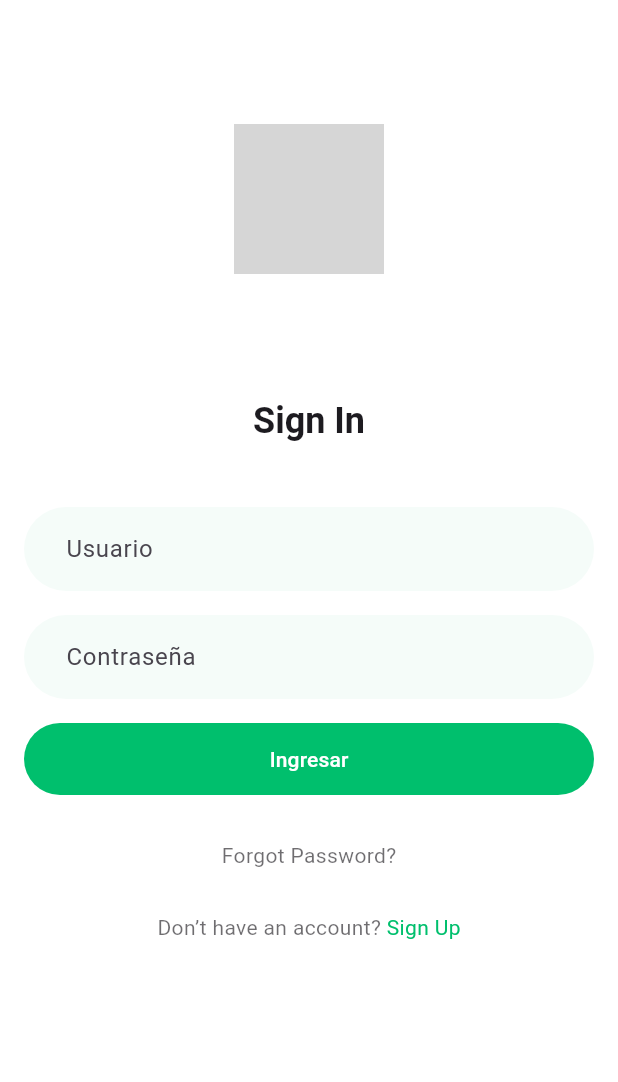
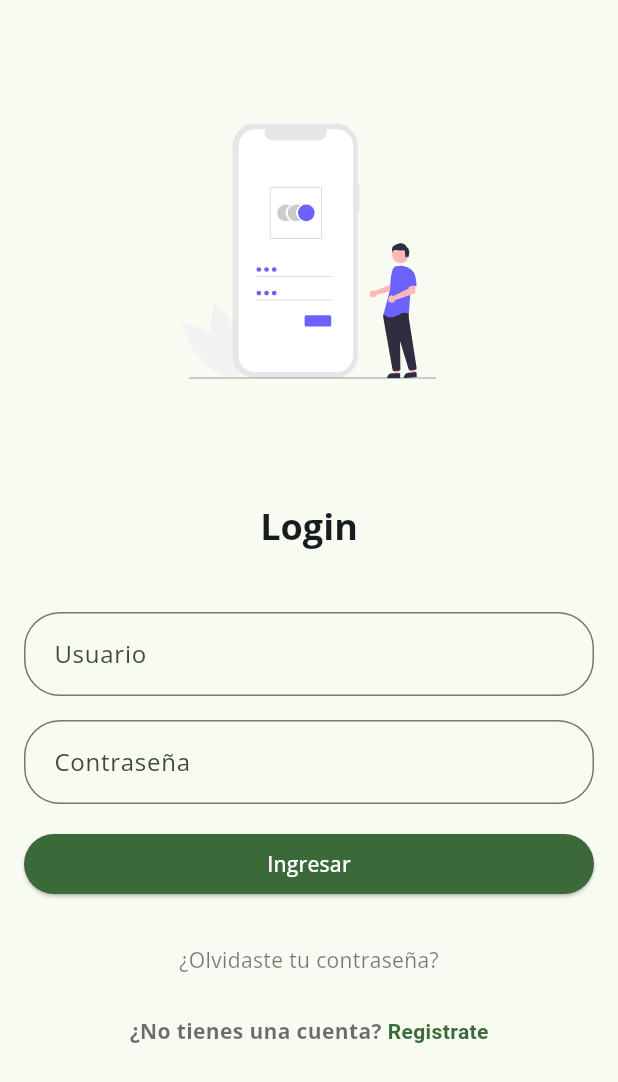
Before and after one commit to carlospsarmiento/CleanArchitecture_Flutter_Ecommerce, a Flutter app: the screen it shows after launch, on a phone screen of 412 x 824 dp. Shown: the top 1082 px of the screen. Run offline on Flutter 3.47's test engine with Material 3 defaults, Android fonts, the phone set to English and light mode, and no system bars; our stand-ins replace dartz, dio, equatable, flutter_bloc, flutter_svg, get_it and 1 more; grey boxes are pictures that could not be loaded.

Commit message:
login design

```diff
--- /dev/null
+++ b/devtools_options.yaml
@@ -0,0 +1,3 @@
+description: This file stores settings for Dart & Flutter DevTools.
+documentation: https://docs.flutter.dev/tools/devtools/extensions#configure-extension-enablement-states
+extensions:
--- a/lib/features/auth/presentation/screens/login_screen.dart
+++ b/lib/features/auth/presentation/screens/login_screen.dart
@@ -1,4 +1,5 @@
 import 'package:flutter/material.dart';
+import 'package:flutter_svg/flutter_svg.dart';
 
 class LoginScreen extends StatelessWidget {
   final _formKey = GlobalKey<FormState>();
@@ -7,44 +8,61 @@ class LoginScreen extends StatelessWidget {
 
   @override
   Widget build(BuildContext context) {
+
+    final screenHeight = MediaQuery.of(context).size.height;
+
     return Scaffold(
-      backgroundColor: Colors.white,
       body: SafeArea(
-        child: LayoutBuilder(
-          builder: (context, constraints) {
-            return SingleChildScrollView(
+        child: SingleChildScrollView(
               padding: const EdgeInsets.symmetric(horizontal: 16.0),
               child: Column(
                 children: [
-                  SizedBox(height: constraints.maxHeight * 0.1),
+                  /*
+                  FilledButton(
+                      onPressed: (){},
+                      child: Text("FilledButton")
+                  ),
+                  OutlinedButton(
+                      onPressed: (){},
+                      child: Text("OutlinedButton")),
+                  ElevatedButton(
+                    onPressed: (){},
+                    style: ElevatedButton.styleFrom(
+                        backgroundColor: Colors.white70,
+                        elevation: 1
+                    ),
+                    child: Text("ElevatedButton"),
+                  ),
+                  Switch(
+                      value: false,
+                      onChanged: (value){}),
+                  */
+                  SizedBox(height: screenHeight * 0.1),
                   _widgetLogo(),
-                  SizedBox(height: constraints.maxHeight * 0.1),
+                  SizedBox(height: screenHeight * 0.1),
                   _widgetTitle(context),
-                  SizedBox(height: constraints.maxHeight * 0.05),
+                  SizedBox(height: screenHeight * 0.05),
                   _widgetForm(context)
                 ],
               ),
-            );
-          },
+            )
         ),
-      ),
-    );
+      );
   }
 
   Widget _widgetLogo(){
-    return Image.network(
-      "https://i.postimg.cc/nz0YBQcH/Logo-light.png",
-      height: 100,
+    return SvgPicture.asset(
+      "assets/svg/img_login.svg",
+      height: 170
     );
   }
 
   Widget _widgetTitle(BuildContext context){
     return Text(
-      "Sign In",
-      style: Theme.of(context)
-          .textTheme
-          .headlineSmall!
-          .copyWith(fontWeight: FontWeight.bold),
+        "Login",
+        style: Theme.of(context).textTheme.headlineSmall!.copyWith(
+         fontWeight: FontWeight.bold
+        ),
     );
   }
 
@@ -53,116 +71,140 @@ class LoginScreen extends StatelessWidget {
       key: _formKey,
       child: Column(
         children: [
-          _widgetTextFieldUsername(),
-          Padding(
-            padding: const EdgeInsets.symmetric(vertical: 16.0),
-            child: _widgetTextFieldPassword()
-          ),
-          _widgetButtonSignIn(),
+          _widgetTextFieldUsername(context),
           const SizedBox(height: 16.0),
-          TextButton(
-            onPressed: () {},
-            child: Text(
-              'Forgot Password?',
-              style: Theme.of(context)
-                  .textTheme
-                  .bodyMedium!
-                  .copyWith(
-                color: Theme.of(context)
-                    .textTheme
-                    .bodyLarge!
-                    .color!
-                    .withOpacity(0.64),
-              ),
-            ),
-          ),
-          TextButton(
-            onPressed: () {},
-            child: Text.rich(
-              const TextSpan(
-                text: "Don’t have an account? ",
-                children: [
-                  TextSpan(
-                    text: "Sign Up",
-                    style: TextStyle(color: Color(0xFF00BF6D)),
-                  ),
-                ],
-              ),
-              style: Theme.of(context)
-                  .textTheme
-                  .bodyMedium!
-                  .copyWith(
-                color: Theme.of(context)
-                    .textTheme
-                    .bodyLarge!
-                    .color!
-                    .withOpacity(0.64),
-              ),
-            ),
-          ),
+          _widgetTextFieldPassword(context),
+          const SizedBox(height: 16.0),
+          _widgetButtonSignIn(context),
+          const SizedBox(height: 16.0),
+          _widgetTextButtonForgotPassword(context),
+          _widgetTextButtonSignUp(context)
         ],
       ),
     );
   }
 
-  Widget _widgetTextFieldUsername(){
+  Widget _widgetTextFieldUsername(BuildContext context){
     return TextFormField(
-      decoration: const InputDecoration(
-        hintText: 'Usuario',
-        filled: true,
-        fillColor: Color(0xFFF5FCF9),
-        contentPadding: const EdgeInsets.symmetric(
-            horizontal: 16.0 * 1.5, vertical: 16.0),
-        border: const OutlineInputBorder(
-          borderSide: BorderSide.none,
-          borderRadius:
-          BorderRadius.all(Radius.circular(50)),
+      decoration: InputDecoration(
+        hintText: "Usuario",
+        contentPadding: EdgeInsets.all(16),
+        border: OutlineInputBorder(
+          borderRadius: BorderRadius.circular(24),
+        ),
+        focusedBorder: OutlineInputBorder(
+            borderRadius: BorderRadius.circular(24),
+            borderSide: BorderSide(
+                color: Theme.of(context).colorScheme.primary
+            )
         ),
       ),
-      keyboardType: TextInputType.phone,
-      onSaved: (phone) {
-        // Save it
+      onSaved: (username) {
       },
     );
   }
 
-  Widget _widgetTextFieldPassword(){
+  Widget _widgetTextFieldPassword(BuildContext context){
     return TextFormField(
-      obscureText: true,
-      decoration: const InputDecoration(
-        hintText: 'Contraseña',
-        filled: true,
-        fillColor: Color(0xFFF5FCF9),
-        contentPadding: const EdgeInsets.symmetric(
-            horizontal: 16.0 * 1.5, vertical: 16.0),
+      decoration: InputDecoration(
+        hintText: "Contraseña",
+        contentPadding: EdgeInsets.all(16),
         border: OutlineInputBorder(
-          borderSide: BorderSide.none,
-          borderRadius:
-          BorderRadius.all(Radius.circular(50)),
+          borderRadius: BorderRadius.circular(24),
+        ),
+        focusedBorder: OutlineInputBorder(
+            borderRadius: BorderRadius.circular(24),
+            borderSide: BorderSide(
+                color: Theme.of(context).colorScheme.primary
+            )
         ),
       ),
-      onSaved: (passaword) {
-        // Save it
+      onSaved: (username) {
       },
     );
   }
 
-  Widget _widgetButtonSignIn(){
+  Widget _widgetButtonSignIn(BuildContext context){
+    /*
     return ElevatedButton(
-      onPressed: () {
-        if (_formKey.currentState!.validate()) {
-          _formKey.currentState!.save();
-          // Navigate to the main screen
-        }
-      },
+        onPressed: () {
+          if (_formKey.currentState!.validate()) {
+            _formKey.currentState!.save();
+            // Navigate to the main screen
+          }
+        },
       style: ElevatedButton.styleFrom(
-        elevation: 0,
-        backgroundColor: const Color(0xFF00BF6D),
-        foregroundColor: Colors.white,
-        minimumSize: const Size(double.infinity, 48),
-        shape: const StadiumBorder(),
+        backgroundColor: Theme.of(context).colorScheme.primary,
+        foregroundColor: Theme.of(context).colorScheme.onPrimary,
+        minimumSize: const Size(double.infinity,52)
       ),
-      child: const Text("Ingresar"),
+      child: Text("Ingresar")
+    );
+    */
+    return SizedBox(
+      width: MediaQuery.of(context).size.width ,
+      child: ElevatedButton(
+          onPressed: () {
+            if (_formKey.currentState!.validate()) {
+              _formKey.currentState!.save();
+              // Navigate to the main screen
+            }
+          },
+          style: ElevatedButton.styleFrom(
+              backgroundColor: Theme.of(context).colorScheme.primary,
+              foregroundColor: Theme.of(context).colorScheme.onPrimary,
+          ),
+          child: Text("Ingresar")
+      ),
+    );
+  }
+
+  Widget _widgetTextButtonForgotPassword(BuildContext context){
+    return TextButton(
+        onPressed: (){},
+        child: Text(
+          "¿Olvidaste tu contraseña?",
+          style: Theme.of(context)
+                .textTheme
+                .bodyMedium!
+              .copyWith(
+                  color: Theme.of(context)
+                      .textTheme
+                      .bodyMedium!
+                      .color!
+                      .withOpacity(0.6)
+              )
+        )
+    );
+  }
+
+  Widget _widgetTextButtonSignUp(BuildContext context){
+    return TextButton(
+      onPressed: () {},
+      child: Text.rich(
+         TextSpan(
+          text: "¿No tienes una cuenta? ",
+          children: [
+            TextSpan(
+              text: "Registrate",
+              style: TextStyle(
+                  color: Theme.of(context).colorScheme.primary
+              ),
+            ),
+          ],
+        ),
+        style: Theme.of(context)
+            .textTheme
+            .bodyMedium!
+            .copyWith(
+          color: Theme.of(context)
+              .textTheme
+              .bodyLarge!
+              .color!
+              .withOpacity(0.64),
+          fontWeight: FontWeight.bold
+        ),
+      ),
     );
   }
 }
--- a/lib/main.dart
+++ b/lib/main.dart
@@ -1,4 +1,5 @@
 import 'package:app_flutter/features/auth/presentation/screens/login_screen.dart';
+import 'package:app_flutter/shared/presentation/theme/app_theme.dart';
 import 'package:flutter/material.dart';
 
 void main() {
@@ -13,10 +14,19 @@ class MyApp extends StatelessWidget {
     return MaterialApp(
       title: 'Flutter Demo',
       debugShowCheckedModeBanner: false,
+      /*
       theme: ThemeData(
-        colorScheme: ColorScheme.fromSeed(seedColor: Colors.deepPurple),
+        colorScheme: ColorScheme.fromSeed(
+            seedColor: Colors.deepPurple,
+            brightness: Brightness.light
+        ),
         useMaterial3: true,
+        brightness: Brightness.light
       ),
+      */
+      theme: AppTheme.lightTheme,
+      //darkTheme: AppTheme.darkTheme,
+      //themeMode: ThemeMode.system,
       home: LoginScreen()
     );
   }
--- /dev/null
+++ b/lib/shared/presentation/theme/app_theme.dart
@@ -0,0 +1,63 @@
+import 'package:app_flutter/shared/presentation/theme/color_schemes.dart';
+import 'package:flutter/material.dart';
+import 'package:google_fonts/google_fonts.dart';
+
+class AppTheme {
+  static ThemeData lightTheme = ThemeData(
+    useMaterial3: true,
+    brightness: Brightness.light,
+    colorSchemeSeed: Colors.green,
+    /*
+    colorScheme: ColorScheme.fromSeed(
+        seedColor: Colors.green,
+        brightness: Brightness.light
+    ).copyWith(
+        surface: Colors.white
+    ),
+     */
+    //colorScheme: lightColorScheme,
+    /*
+    textTheme: TextTheme(
+      titleLarge: TextStyle(fontSize: 32.0, fontWeight: FontWeight.bold),
+      bodyLarge: TextStyle(fontSize: 16.0, fontWeight: FontWeight.normal),
+      labelLarge: TextStyle(fontSize: 14.0, fontWeight: FontWeight.w600),
+      bodyMedium: TextStyle(fontSize: 14.0, fontWeight: FontWeight.normal),
+      bodySmall: TextStyle(fontSize: 12.0, fontWeight: FontWeight.normal),
+      // Aquí asignas los estilos de texto de Material 3
+    ),
+    */
+      textTheme: GoogleFonts.openSansTextTheme().apply(
+          bodyColor: lightColorScheme.onSurface
+      )
+  );
+
+  static ThemeData darkTheme = ThemeData(
+    useMaterial3: true,
+    brightness: Brightness.dark,
+    colorSchemeSeed: Colors.green,
+    //colorScheme: darkColorScheme,
+      /*
+      colorScheme: ColorScheme.fromSeed(
+          seedColor: Colors.deepPurple,
+          brightness: Brightness.dark
+      ).copyWith(
+        primary: Colors.red
+      ),
+       */
+    textTheme: GoogleFonts.openSansTextTheme().apply(
+      bodyColor: darkColorScheme.onSurface,
+      displayColor: darkColorScheme.onSurface,
+      decorationColor: darkColorScheme.onSurface
+    )
+    /*
+    textTheme: TextTheme(
+      titleLarge: TextStyle(fontSize: 32.0, fontWeight: FontWeight.bold),
+      bodyLarge: TextStyle(fontSize: 16.0, fontWeight: FontWeight.normal),
+      labelLarge: TextStyle(fontSize: 14.0, fontWeight: FontWeight.w600),
+      bodyMedium: TextStyle(fontSize: 14.0, fontWeight: FontWeight.normal),
+      bodySmall: TextStyle(fontSize: 12.0, fontWeight: FontWeight.normal),
+      // Estilos de texto en el tema oscuro
+    ),
+    */
+  );
+}
--- /dev/null
+++ b/lib/shared/presentation/theme/color_schemes.dart
@@ -0,0 +1,100 @@
+import 'package:flutter/material.dart';
+
+const ColorScheme lightColorScheme = ColorScheme(
+  brightness: Brightness.light,
+  primary: Color(4283325330),
+  onPrimary: Color(4294967295),
+  outline: Color(4285888876),
+  surfaceContainerHighest: Color(4292862951),// fondo switch false
+
+  primaryContainer: Color(4292665855),
+  onPrimaryContainer: Color(4278523467),
+  surfaceTint: Color(0xff4e5b92),
+  secondary: Color(0xff8c4f27),
+  onSecondary: Color(0xffffffff),
+  secondaryContainer: Color(0xffffdbc9),
+  onSecondaryContainer: Color(0xff321200),
+  tertiary: Color(0xff00687c),
+  onTertiary: Color(0xffffffff),
+  tertiaryContainer: Color(0xffb0ecff),
+  onTertiaryContainer: Color(0xff001f27),
+  error: Color(0xffba1a1a),
+  onError: Color(0xffffffff),
+  errorContainer: Color(0xffffdad6),
+  onErrorContainer: Color(0xff410002),
+  surface: Color(4294376190),  // background
+  onSurface: Color(4279770144), // textos
+  onSurfaceVariant: Color(4282730557),
+  outlineVariant: Color(0xffc5c8b9),
+  shadow: Color(0xff000000),
+  scrim: Color(0xff000000),
+  inverseSurface: Color(0xff2d3135),
+  inversePrimary: Color(0xffb7c4ff),
+  primaryFixed: Color(0xffdce1ff),
+  onPrimaryFixed: Color(0xff05164b),
+  primaryFixedDim: Color(0xffb7c4ff),
+  onPrimaryFixedVariant: Color(0xff364479),
+  secondaryFixed: Color(0xffffdbc9),
+  onSecondaryFixed: Color(0xff321200),
+  secondaryFixedDim: Color(0xffffb68c),
+  onSecondaryFixedVariant: Color(0xff6f3812),
+  tertiaryFixed: Color(0xffb0ecff),
+  onTertiaryFixed: Color(0xff001f27),
+  tertiaryFixedDim: Color(0xff85d1e8),
+  onTertiaryFixedVariant: Color(0xff004e5e),
+  surfaceDim: Color(0xffd7dadf),
+  surfaceBright: Color(0xfff6fafe),
+  surfaceContainerLowest: Color(0xffffffff),
+  surfaceContainerLow: Color(0xfff1f4f9),
+  surfaceContainer: Color(0xffebeef3),
+  surfaceContainerHigh: Color(0xffe5e8ed),
+);
+
+const ColorScheme darkColorScheme = ColorScheme(
+  brightness: Brightness.dark,
+  primary: Color(0xffb7c4ff),
+  surfaceTint: Color(0xffb7c4ff),
+  onPrimary: Color(0xff1e2d61),
+  primaryContainer: Color(0xff364479),
+  onPrimaryContainer: Color(0xffdce1ff),
+  secondary: Color(0xffffb68c),
+  onSecondary: Color(0xff532200),
+  secondaryContainer: Color(0xff6f3812),
+  onSecondaryContainer: Color(0xffffdbc9),
+  tertiary: Color(0xff85d1e8),
+  onTertiary: Color(0xff003641),
+  tertiaryContainer: Color(0xff004e5e),
+  onTertiaryContainer: Color(0xffb0ecff),
+  error: Color(0xffffb4ab),
+  onError: Color(0xff690005),
+  errorContainer: Color(0xff93000a),
+  onErrorContainer: Color(0xffffdad6),
+  surface: Color(0xff101417),
+  onSurface: Color(0xffffffff),
+  onSurfaceVariant: Color(0xffffffff),
+  outline: Color(0xff8f9285),
+  outlineVariant: Color(0xff45483d),
+  shadow: Color(0xff000000),
+  scrim: Color(0xff000000),
+  inverseSurface: Color(0xffdfe3e7),
+  inversePrimary: Color(0xff4e5b92),
+  primaryFixed: Color(0xffdce1ff),
+  onPrimaryFixed: Color(0xff05164b),
+  primaryFixedDim: Color(0xffb7c4ff),
+  onPrimaryFixedVariant: Color(0xff364479),
+  secondaryFixed: Color(0xffffdbc9),
+  onSecondaryFixed: Color(0xff321200),
+  secondaryFixedDim: Color(0xffffb68c),
+  onSecondaryFixedVariant: Color(0xff6f3812),
+  tertiaryFixed: Color(0xffb0ecff),
+  onTertiaryFixed: Color(0xff001f27),
+  tertiaryFixedDim: Color(0xff85d1e8),
+  onTertiaryFixedVariant: Color(0xff004e5e),
+  surfaceDim: Color(0xff101417),
+  surfaceBright: Color(0xff353a3d),
+  surfaceContainerLowest: Color(0xff0a0f12),
+  surfaceContainerLow: Color(0xff181c20),
+  surfaceContainer: Color(0xff1c2024),
+  surfaceContainerHigh: Color(0xff262a2e),
+  surfaceContainerHighest: Color(0xff313539)
+);
--- /dev/null
+++ b/lib/shared/presentation/theme/text_styles.dart
@@ -0,0 +1,21 @@
+import 'package:flutter/material.dart';
+
+class TextStyles {
+  static const TextStyle headline1 = TextStyle(
+    fontSize: 32,
+    fontWeight: FontWeight.bold,
+    color: Color(0xFF1C1B1F),
+  );
+
+  static const TextStyle bodyText1 = TextStyle(
+    fontSize: 16,
+    fontWeight: FontWeight.normal,
+    color: Color(0xFF1C1B1F),
+  );
+
+  static const TextStyle button = TextStyle(
+    fontSize: 14,
+    fontWeight: FontWeight.w600,
+    color: Colors.white,
+  );
+}
```
Also changed, not shown: pubspec.yaml (+9 -4 lines), assets/svg/img_login.svg (added), pubspec.lock, 1 other file.
